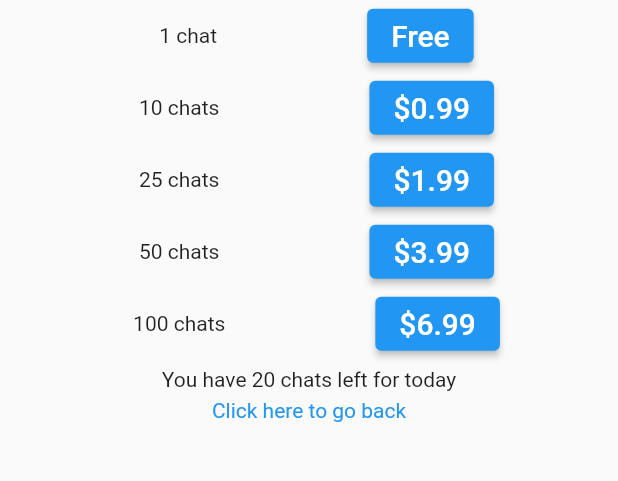
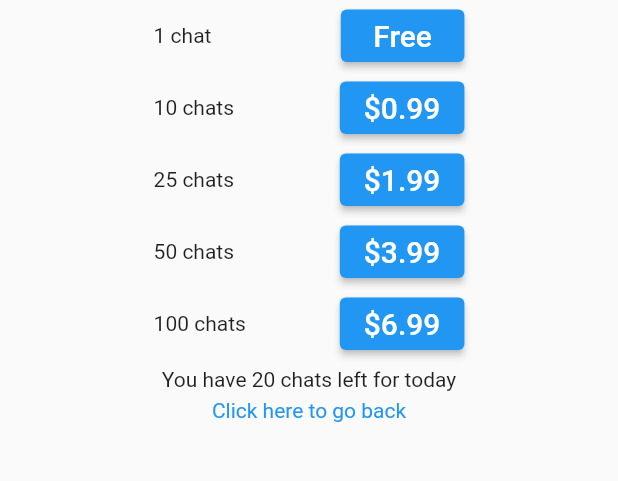
Before and after one commit to marcuspeh/click_and_chat, a Flutter app: the ShopView screen opened directly, on a phone screen of 412 x 824 dp, the part 424-905 px from its top. Run offline on Flutter 3.47's test engine with Material 2 defaults, Android fonts, the phone set to English and light mode, and no system bars; our stand-ins replace country_code_picker, shared_preferences; accounts and stored records are empty.

Commit message:
Update store

```diff
--- a/lib/screens/home.dart
+++ b/lib/screens/home.dart
@@ -32,9 +32,9 @@ class Home extends StatelessWidget {
 
   void _launchUrl() async {
     String urlLink = PHONE_URL + countryCode + textInputController.text;
-    // if (!await launchUrl(Uri.parse(urlLink), mode: LaunchMode.externalApplication)) {
-    //   throw 'Could not launch';
-    // }
+    if (!await launchUrl(Uri.parse(urlLink), mode: LaunchMode.externalApplication)) {
+      throw 'Could not launch';
+    }
     removeOneChat();
   }
 
--- a/lib/screens/shop.dart
+++ b/lib/screens/shop.dart
@@ -11,6 +11,7 @@ class ShopView extends StatelessWidget {
   String countryCode = "65";
   final textInputController = TextEditingController();
   final chatsLeft = ValueNotifier<int>(0);
+
 
   Future<void> isCheckLeft() async {
     final prefs = await SharedPreferences.getInstance();
@@ -26,7 +27,7 @@ class ShopView extends StatelessWidget {
     prefs.setInt('chatsLeft', chatsLeft.value);
   }
 
-  Widget getPriceRow(int n, double cost) {
+  Widget getPriceRow(int n, double cost, double width) {
     String chatsHeader;
     String chatsPrice;
 
@@ -43,24 +44,31 @@ class ShopView extends StatelessWidget {
     }
 
 
-    return Row(
-      mainAxisAlignment: MainAxisAlignment.center,
+    return Padding(
+      padding: EdgeInsets.only(left: width, right: width),
+      child:
+        Row(
+          mainAxisAlignment: MainAxisAlignment.spaceBetween,
           crossAxisAlignment: CrossAxisAlignment.center,
           children: [
             Padding(
-          padding: EdgeInsets.only(top: 10, bottom: 10, left: 10, right: 100),
+              padding: EdgeInsets.only(top: 10, bottom: 10),
               child:
                 Text(
                   chatsHeader,
-              textAlign: TextAlign.center,
+                  textAlign: TextAlign.right,
                   style: TextStyle(fontSize: 14)
                 ),
             ),
             ElevatedButton (
-          child: Text(chatsPrice, style: TextStyle(fontSize: 20),),
-          onPressed: () => addChat(n, cost)
+              child: Text(chatsPrice, style: TextStyle(fontSize: 20)),
+              onPressed: () => addChat(n, cost),
+              style: ElevatedButton.styleFrom(
+                  minimumSize: Size(width, 35) // put the width and height you want
+                ),
             ),
           ]
+        )
     );
   }
 
@@ -84,6 +92,7 @@ class ShopView extends StatelessWidget {
   }
 
   Widget getBody(BuildContext context) {
+    double buttonWidth = MediaQuery.of(context).size.width / 5;
     return Scaffold(
       body:
         Padding(
@@ -98,11 +107,11 @@ class ShopView extends StatelessWidget {
                   textAlign: TextAlign.center,
                   style: TextStyle(fontWeight: FontWeight.bold, fontSize: 20),
                 ),
-                getPriceRow(1, 0.00),
-                getPriceRow(10, 0.99),
-                getPriceRow(25, 1.99),
-                getPriceRow(50, 3.99),
-                getPriceRow(100, 6.99),
+                getPriceRow(1, 0.00, buttonWidth),
+                getPriceRow(10, 0.99, buttonWidth),
+                getPriceRow(25, 1.99, buttonWidth),
+                getPriceRow(50, 3.99, buttonWidth),
+                getPriceRow(100, 6.99, buttonWidth),
                 Padding(
                   padding: EdgeInsets.only(top: 5, bottom: 5),
                   child:
```
Lines whose indentation alone changed are shown as unchanged.
